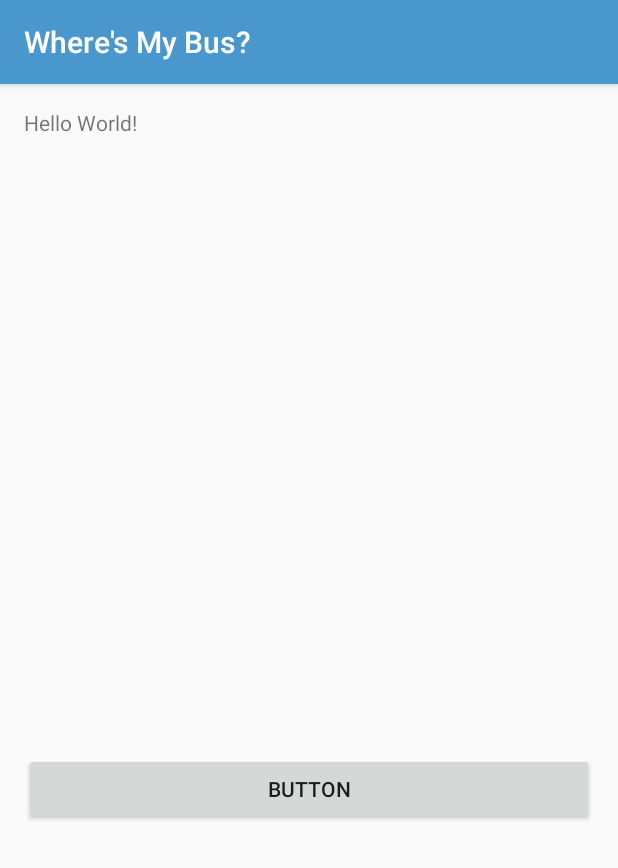
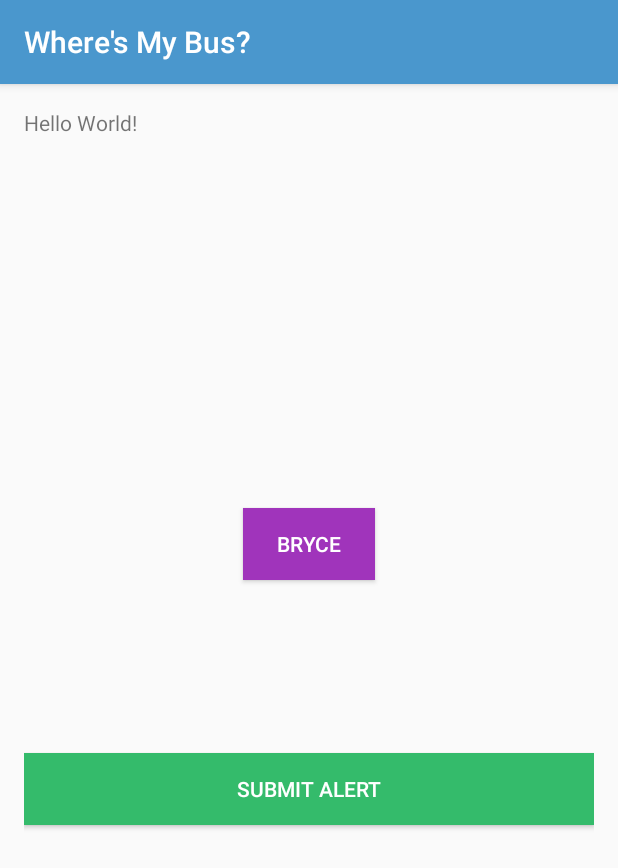
Before and after one commit to WheresMyBus/android, an Android app: the screen it shows after launch (MainActivity), on a phone screen of 412 x 824 dp. Shown: the top 868 px of the screen. Run offline under Robolectric (Android 15) with nearby library versions, the phone set to English and light mode, and no system bars.

Commit message:
made a button for Bryce

```diff
--- a/app/src/main/res/layout/content_main.xml
+++ b/app/src/main/res/layout/content_main.xml
@@ -19,7 +19,7 @@
         android:text="Hello World!" />
 
     <Button
-        android:text="Button"
+        android:text="@string/submit_alert_button"
         android:layout_width="wrap_content"
         android:layout_height="wrap_content"
         android:id="@+id/button"
@@ -27,6 +27,19 @@
         android:layout_alignParentRight="true"
         android:layout_alignParentEnd="true"
         android:layout_alignParentLeft="true"
-        android:layout_alignParentStart="true" />
+        android:layout_alignParentStart="true"
+        android:background="@color/green"
+        android:textColor="@color/white" />
+
+    <Button
+        android:text="Bryce"
+        android:layout_width="wrap_content"
+        android:layout_height="wrap_content"
+        android:layout_alignBottom="@+id/button"
+        android:layout_centerHorizontal="true"
+        android:layout_marginBottom="163dp"
+        android:id="@+id/button2"
+        android:background="@color/purple"
+        android:textColor="@color/white" />
 
 </RelativeLayout>
--- a/app/src/main/res/values/colors.xml
+++ b/app/src/main/res/values/colors.xml
@@ -6,4 +6,11 @@
     <color name="mediumBlue">#4A97CD</color>
     <color name="darkBlue">#4287B7</color>
     <color name="white">#FFFFFF</color>
+    <color name="orange">#CB7B44</color>
+    <color name="yellow">#ECC127</color>
+    <color name="green">#34BB6B</color>
+    <color name="pink">#BB3484</color>
+    <color name="purple">#A034BB</color>
+    <color name="lightGreen">#97CD4A</color>
+    <color name="lightOrange">#CD804A</color>
 </resources>
--- a/app/src/main/res/values/strings.xml
+++ b/app/src/main/res/values/strings.xml
@@ -3,4 +3,5 @@
     <string name="action_settings">Settings</string>
     <string name="app_logo">app logo</string>
     <string name="team_name">University of Washington\nTeam Bus</string>
+    <string name="submit_alert_button">Submit Alert</string>
 </resources>
```
